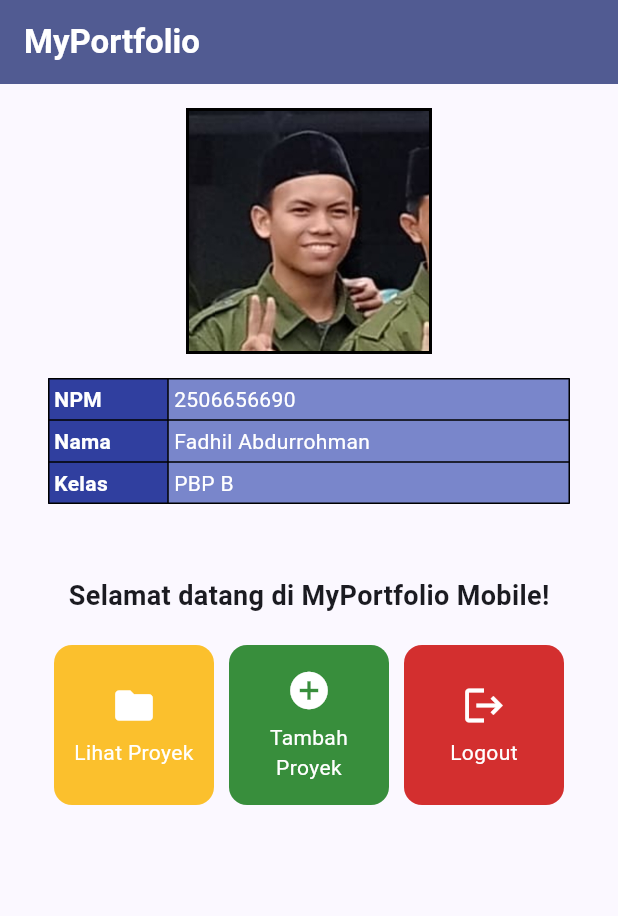
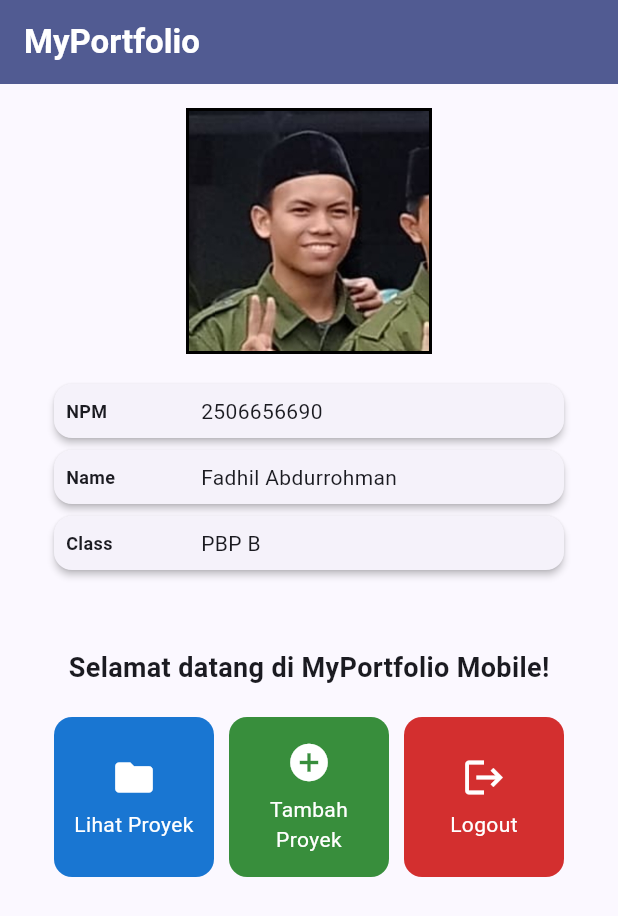
Before and after one commit to fadhilabdurrohman/myportofolio_mobile, a Flutter app: the screen it shows after launch, on a phone screen of 412 x 824 dp. Shown: the top 916 px of the screen. Run offline on Flutter 3.47's test engine with Material 3 defaults, Android fonts, the phone set to English and light mode, and no system bars.

Commit message:
style(tugas-7): update profile layout

```diff
--- a/lib/menu.dart
+++ b/lib/menu.dart
@@ -8,7 +8,7 @@ class MyHomePage extends StatelessWidget {
   final String kelas = "PBP B";
 
   final List<ItemHomepage> items = [
-    ItemHomepage("Lihat Proyek", Icons.folder, Colors.yellow.shade700),
+    ItemHomepage("Lihat Proyek", Icons.folder, Colors.blue.shade700),
     ItemHomepage("Tambah Proyek", Icons.add_circle, Colors.green.shade700),
     ItemHomepage("Logout", Icons.logout, Colors.red.shade700),
   ];
@@ -48,35 +48,12 @@ class MyHomePage extends StatelessWidget {
 
             Container(
               padding: const EdgeInsets.all(16),
-              child:   Container(
-                color: Colors.blue.shade700,
-                child: Table(
-                  border: TableBorder.all(),
-                  columnWidths: const {
-                    0: FixedColumnWidth(80),
-                    1: FlexColumnWidth(),
-                  },
-                  children: [
-                    TableRow(
-                      children: [
-                        cell('NPM', true),
-                        cell(npm, false),
-                      ]
-                    ),
-                    TableRow(
-                      children: [
-                        cell('Nama', true),
-                        cell(nama, false),
-                      ]
-                    ),
-                    TableRow(
-                      children: [
-                        cell('Kelas', true),
-                        cell(kelas, false),
-                      ]
-                    ),
-                  ],
-                ),
+              child: Column(
+                children: [
+                  InfoCard(title: 'NPM', content: npm),
+                  InfoCard(title: 'Name', content: nama),
+                  InfoCard(title: 'Class', content: kelas),
+                ],
               ),
             ),
 
@@ -118,19 +95,42 @@ class MyHomePage extends StatelessWidget {
       ),
     );
   }
+}
 
-  // Fungsi pembantu untuk tabel pada data identitas
-  Widget cell(String text, bool isHeader) {
-    return Container(
-      padding: const EdgeInsets.all(4),
-      color: isHeader ? Colors.indigo.shade700 : Colors.indigo.shade300,
-      child: Text(
-        text,
-        style: TextStyle(
-          color: Colors.white,
-          fontWeight: isHeader ? FontWeight.bold : FontWeight.normal,
+class InfoCard extends StatelessWidget {
+  // Kartu informasi yang menampilkan judul (title) dan isi (content).
+  final String title;
+  final String content;
+
+  const InfoCard({super.key, required this.title, required this.content});
+
+  @override
+  Widget build(BuildContext context) {
+    return Card(
+      // Memberikan efek bayangan kartu elevasi 2 unit.
+      elevation: 2.0,
+      child: Container(
+        // Menyesuaikan lebar kartu dengan proporsi layar (dibagi 3.5).
+        width: double.infinity,
+        padding: const EdgeInsets.all(8.0),
+        // Menyusun teks title dan content secara vertikal.
+        child: Row(
+          children: [
+            SizedBox(
+              width: 70,
+              child: Text(
+                title,
+                style: const TextStyle(
+                  fontWeight: FontWeight.bold,
+                  fontSize: 12.0,
+                ),
+              ),
+            ),
+            const SizedBox(height: 8.0, width: 20.0),
+            Text(content),
+          ],
         ),
-      )
+      ),
     );
   }
 }
```
Also changed, not shown: 1 other file.
